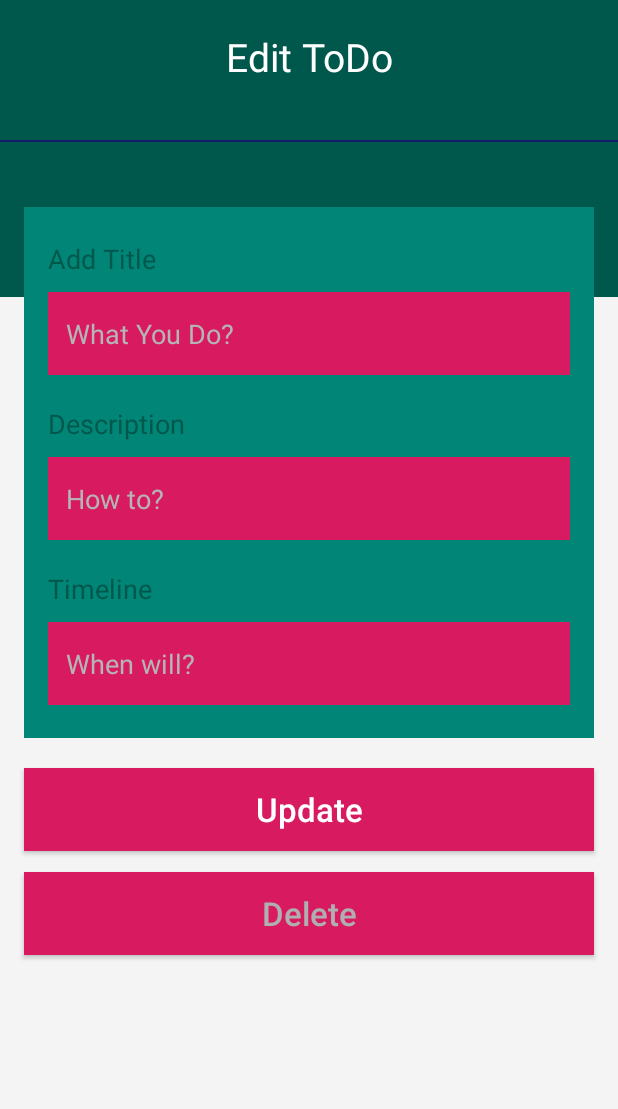
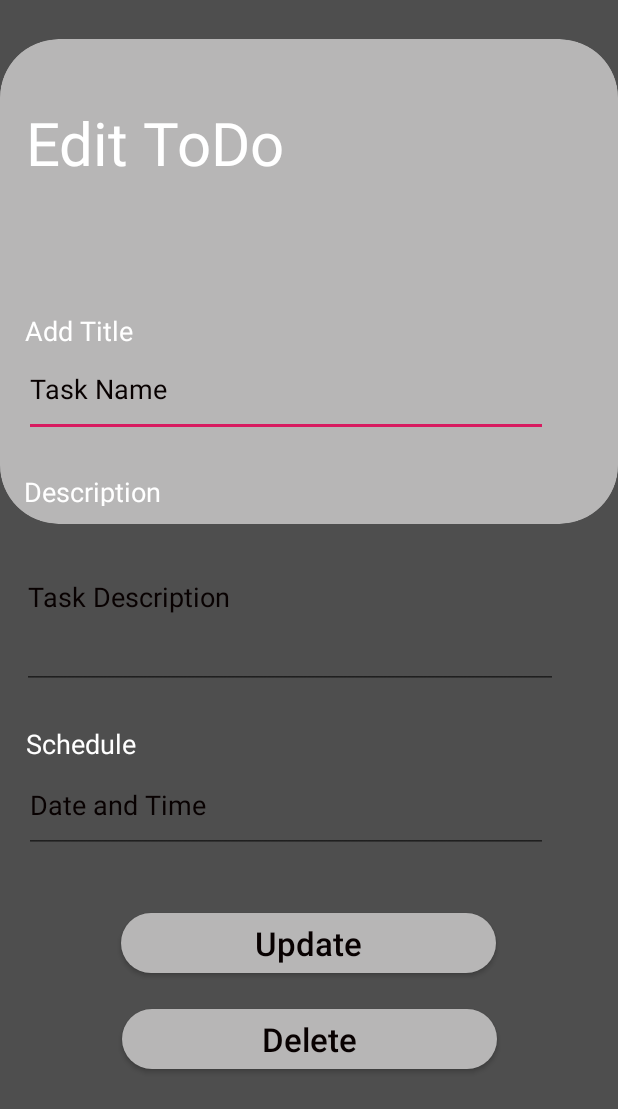
Before and after one commit to DevBahl/ToDoListDSC, an Android app: the EditToDo screen opened directly, with no data from a screen before it, on a phone screen of 412 x 824 dp. Shown: the top 1109 px of the screen. Run offline under Robolectric (Android 15) with nearby library versions, the phone set to English and light mode, and no system bars; our stand-ins replace Firebase (no records; nobody signed in at launch, a user with empty details on screens opened directly).

Commit message:
fourth commit

```diff
--- a/app/src/main/java/com/dbsrm/todolistdsc/EditToDo.kt
+++ b/app/src/main/java/com/dbsrm/todolistdsc/EditToDo.kt
@@ -28,9 +28,10 @@ class EditToDo : AppCompatActivity() {
         reference = FirebaseDatabase.getInstance().getReference().child("DoesApp")
             .child("Does" + keykeyDoes)
 
+
         btndelete!!.setOnClickListener {
                 reference!!.removeValue().addOnCompleteListener {
-                    if(!it.isSuccessful) return@addOnCompleteListener
+                    if(it.isSuccessful) return@addOnCompleteListener
 
                     else{
                         Toast.makeText(this,"Failed to delete",Toast.LENGTH_SHORT).show()
@@ -38,7 +39,7 @@ class EditToDo : AppCompatActivity() {
                 }
             }
 
-        btnupdate!!.setOnClickListener(object : View.OnClickListener {
+       /* btnupdate!!.setOnClickListener(object : View.OnClickListener {
             override fun onClick(v: View) {
                 reference!!.addValueEventListener(object : ValueEventListener {
                     override fun onDataChange(dataSnapshot: DataSnapshot) {
@@ -57,6 +58,10 @@ class EditToDo : AppCompatActivity() {
                     }
                 })
             }
-        })
+        })*/
+
+        btnupdate!!.setOnClickListener {
+            Toast.makeText(this,"Still Working on it",Toast.LENGTH_LONG).show()
+        }
     }
 }
--- a/app/src/main/java/com/dbsrm/todolistdsc/NewTask.kt
+++ b/app/src/main/java/com/dbsrm/todolistdsc/NewTask.kt
@@ -1,7 +1,6 @@
 package com.dbsrm.todolistdsc
 
 import android.content.Intent
-import android.graphics.Typeface
 import android.os.Bundle
 import android.view.View
 import android.widget.Button
@@ -36,12 +35,7 @@ class NewTask : AppCompatActivity() {
         descdoes = findViewById(R.id.descdoes)
         datedoes = findViewById(R.id.datedoes)
         btnSaveTask = findViewById(R.id.btnSaveTask)
-        btnCancel = findViewById(R.id.btnCancel)
 
-        btnCancel!!.setOnClickListener {
-            val intent = Intent(this,TodoHomeActivity::class.java)
-            startActivity(intent)
-        }
         val intent = getIntent()
         val name = intent.getStringExtra("username")
         btnSaveTask!!.setOnClickListener(object: View.OnClickListener {
--- a/app/src/main/res/layout/activity_edit_to_do.xml
+++ b/app/src/main/res/layout/activity_edit_to_do.xml
@@ -1,169 +1,150 @@
 <?xml version="1.0" encoding="utf-8"?>
-<LinearLayout
-    android:orientation="vertical"
-    xmlns:android="http://schemas.android.com/apk/res/android"
+<androidx.constraintlayout.widget.ConstraintLayout xmlns:android="http://schemas.android.com/apk/res/android"
     xmlns:app="http://schemas.android.com/apk/res-auto"
     xmlns:tools="http://schemas.android.com/tools"
     android:layout_width="match_parent"
     android:layout_height="match_parent"
-    android:background="#F4F4F4"
+    android:background="#4E4E4E"
     tools:context=".TodoHomeActivity">
 
 
-    <LinearLayout
-        android:orientation="vertical"
-        android:layout_width="match_parent"
-        android:background="@color/colorPrimaryDark"
-        android:layout_height="198dp">
+    <ImageView
+        android:id="@+id/imageViewss5"
+        android:layout_width="wrap_content"
+        android:layout_height="wrap_content"
+        android:layout_marginBottom="450dp"
+        app:layout_constraintBottom_toBottomOf="parent"
+        app:layout_constraintEnd_toEndOf="parent"
+        app:layout_constraintHorizontal_bias="0.0"
+        app:layout_constraintStart_toStartOf="parent"
+        app:layout_constraintTop_toTopOf="parent"
+        app:srcCompat="@drawable/back2" />
 
     <TextView
         android:id="@+id/titlepage"
-            android:layout_marginTop="20dp"
-            android:textSize="26sp"
-            android:textColor="#FFF"
+        android:layout_width="204dp"
+        android:layout_height="108dp"
+        android:layout_marginTop="68dp"
         android:text="Edit ToDo"
-            android:textAlignment="center"
-            android:layout_marginBottom="18dp"
-            android:layout_width="match_parent"
-            android:layout_height="wrap_content" />
-
-        <View
-            android:layout_marginTop="20dp"
-            android:layout_width="match_parent"
-            android:background="#131E69"
-            android:layout_height="1dp" />
-
-    </LinearLayout>
-
-    <LinearLayout
-        android:layout_marginLeft="16dp"
-        android:layout_marginRight="16dp"
-        android:layout_marginTop="-60dp"
-        android:layout_width="match_parent"
-        android:layout_height="wrap_content"
-        android:background="@color/colorPrimary"
-        android:orientation="vertical"
-        android:paddingBottom="22dp"
-        android:paddingTop="22dp">
-
-        <LinearLayout
-            android:layout_marginRight="16dp"
-            android:layout_marginLeft="16dp"
-            android:orientation="vertical"
-            android:layout_width="match_parent"
-            android:layout_height="wrap_content">
+        android:textColor="#ffffff"
+        android:textFontWeight="900"
+        android:textSize="40sp"
+        app:layout_constraintEnd_toEndOf="parent"
+        app:layout_constraintHorizontal_bias="0.082"
+        app:layout_constraintStart_toStartOf="parent"
+        app:layout_constraintTop_toTopOf="parent" />
 
     <TextView
         android:id="@+id/addtitle"
+        android:layout_width="80dp"
+        android:layout_height="20dp"
+        android:layout_marginTop="32dp"
+        android:text="Add Title"
+        android:textColor="#ffffff"
         android:textSize="18sp"
-                android:textColor="@color/colorPrimaryDark"
-                android:text="Add Title"
-                android:layout_marginBottom="10dp"
-                android:layout_width="match_parent"
-                android:layout_height="wrap_content" />
+        app:layout_constraintEnd_toEndOf="parent"
+        app:layout_constraintHorizontal_bias="0.051"
+        app:layout_constraintStart_toStartOf="parent"
+        app:layout_constraintTop_toBottomOf="@+id/titlepage" />
 
     <EditText
         android:id="@+id/titledoes"
+        android:layout_width="349dp"
+        android:layout_height="63dp"
+        android:hint="Task Name"
         android:inputType="text"
-                android:background="@color/colorAccent"
-                android:paddingLeft="12dp"
-                android:textColorHint="#B5B5B5"
-                android:textColor="@color/colorPrimaryDark"
-                android:hint="What You Do?"
-                android:layout_width="match_parent"
-                android:layout_height="55dp" />
-
-        </LinearLayout>
-
-        <LinearLayout
-            android:layout_marginTop="20dp"
-            android:layout_marginRight="16dp"
-            android:layout_marginLeft="16dp"
-            android:orientation="vertical"
-            android:layout_width="match_parent"
-            android:layout_height="wrap_content">
+        android:textColor="#080101"
+        android:textColorHint="#080101"
+        android:textFontWeight="800"
+        app:layout_constraintEnd_toEndOf="parent"
+        app:layout_constraintHorizontal_bias="0.258"
+        app:layout_constraintStart_toStartOf="parent"
+        app:layout_constraintTop_toBottomOf="@+id/addtitle" />
 
     <TextView
         android:id="@+id/adddesc"
+        android:layout_width="102dp"
+        android:layout_height="22dp"
+        android:layout_marginTop="24dp"
+        android:text="Description"
+        android:textColor="#ffffff"
         android:textSize="18sp"
-                android:textColor="@color/colorPrimaryDark"
-                android:text="Description"
-                android:layout_marginBottom="10dp"
-                android:layout_width="match_parent"
-                android:layout_height="wrap_content" />
+        app:layout_constraintEnd_toEndOf="parent"
+        app:layout_constraintHorizontal_bias="0.051"
+        app:layout_constraintStart_toStartOf="parent"
+        app:layout_constraintTop_toBottomOf="@+id/titledoes" />
 
     <EditText
         android:id="@+id/descdoes"
+        android:layout_width="357dp"
+        android:layout_height="122dp"
+        android:hint="Task Description"
         android:inputType="text"
-                android:background="@color/colorAccent"
-                android:paddingLeft="12dp"
-                android:textColorHint="#B5B5B5"
-                android:maxLength="25"
-                android:textColor="@color/colorPrimaryDark"
-                android:hint="How to?"
-                android:layout_width="match_parent"
-                android:layout_height="55dp" />
-
-        </LinearLayout>
-
-        <LinearLayout
-            android:layout_marginTop="20dp"
-            android:layout_marginRight="16dp"
-            android:layout_marginLeft="16dp"
-            android:orientation="vertical"
-            android:layout_width="match_parent"
-            android:layout_height="wrap_content">
+        android:maxLength="50"
+        android:textColor="#080101"
+        android:textFontWeight="800"
+        android:textColorHint="#080101"
+        app:layout_constraintEnd_toEndOf="parent"
+        app:layout_constraintHorizontal_bias="0.274"
+        app:layout_constraintStart_toStartOf="parent"
+        app:layout_constraintTop_toBottomOf="@+id/adddesc" />
 
     <TextView
         android:id="@+id/adddate"
+        android:layout_width="102dp"
+        android:layout_height="22dp"
+        android:layout_marginTop="24dp"
+        android:text="Schedule"
+        android:textColor="#ffffff"
         android:textSize="18sp"
-                android:textColor="@color/colorPrimaryDark"
-                android:text="Timeline"
-                android:layout_marginBottom="10dp"
-                android:layout_width="match_parent"
-                android:layout_height="wrap_content" />
+        app:layout_constraintEnd_toEndOf="parent"
+        app:layout_constraintHorizontal_bias="0.055"
+        app:layout_constraintStart_toStartOf="parent"
+        app:layout_constraintTop_toBottomOf="@+id/descdoes" />
 
     <EditText
         android:id="@+id/datedoes"
+        android:layout_width="349dp"
+        android:layout_height="63dp"
+        android:hint="Date and Time"
         android:inputType="text"
-                android:background="@color/colorAccent"
-                android:paddingLeft="12dp"
-                android:textColorHint="#B5B5B5"
-                android:textColor="@color/colorPrimaryDark"
-                android:hint="When will?"
-                android:layout_width="match_parent"
-                android:layout_height="55dp" />
-
-        </LinearLayout>
-
-
-    </LinearLayout>
+        android:textColor="#080101"
+        android:textColorHint="#080101"
+        android:textFontWeight="800"
+        app:layout_constraintEnd_toEndOf="parent"
+        app:layout_constraintHorizontal_bias="0.258"
+        app:layout_constraintStart_toStartOf="parent"
+        app:layout_constraintTop_toBottomOf="@+id/adddate" />
 
     <Button
         android:id="@+id/btnupdate"
-        android:layout_marginRight="16dp"
-        android:layout_marginLeft="16dp"
-        android:layout_marginTop="20dp"
+        android:layout_width="250dp"
+        android:layout_height="40dp"
+        android:layout_marginTop="40dp"
+        android:background="@drawable/createbtnback"
         android:text="Update"
-        android:textColor="#FFF"
         android:textAllCaps="false"
-        android:background="@color/colorAccent"
+        android:textColor="#080101"
+        android:textFontWeight="800"
         android:textSize="22sp"
-        android:layout_width="match_parent"
-        android:layout_height="55dp" />
+        app:layout_constraintEnd_toEndOf="parent"
+        app:layout_constraintHorizontal_bias="0.496"
+        app:layout_constraintStart_toStartOf="parent"
+        app:layout_constraintTop_toBottomOf="@+id/datedoes" />
 
     <Button
         android:id="@+id/btndelete"
-        android:layout_marginRight="16dp"
-        android:layout_marginLeft="16dp"
-        android:layout_marginTop="14dp"
+        android:layout_width="250dp"
+        android:layout_height="40dp"
+        android:layout_marginTop="24dp"
+        android:background="@drawable/createbtnback"
         android:text="Delete"
-        android:textColor="#AFAFAF"
         android:textAllCaps="false"
-        android:background="@color/colorAccent"
+        android:textColor="#080101"
         android:textSize="22sp"
-        android:layout_width="match_parent"
-        android:layout_height="55dp" />
+        app:layout_constraintEnd_toEndOf="parent"
+        app:layout_constraintStart_toStartOf="parent"
+        app:layout_constraintTop_toBottomOf="@+id/btnupdate" />
 
 
-</LinearLayout>
+</androidx.constraintlayout.widget.ConstraintLayout>
--- a/app/src/main/res/layout/activity_login.xml
+++ b/app/src/main/res/layout/activity_login.xml
@@ -118,4 +118,5 @@
         app:srcCompat="@drawable/dsctodo" />
 
 
+
 </androidx.constraintlayout.widget.ConstraintLayout>
--- a/app/src/main/res/layout/item_do2.xml
+++ b/app/src/main/res/layout/item_do2.xml
@@ -3,9 +3,10 @@
     xmlns:android="http://schemas.android.com/apk/res/android"
     xmlns:app="http://schemas.android.com/apk/res-auto"
     xmlns:tools="http://schemas.android.com/tools"
-    android:layout_width="match_parent"
-    android:layout_height="match_parent"
-    android:background="@drawable/cardviewback">
+    android:layout_width="wrap_content"
+    android:layout_height="wrap_content"
+    android:paddingBottom="30dp"
+    >
 
     <androidx.cardview.widget.CardView
         android:id="@+id/cardView2"
@@ -16,7 +17,11 @@
         app:layout_constraintHorizontal_bias="0.495"
         app:layout_constraintStart_toStartOf="parent"
         app:layout_constraintTop_toTopOf="parent"
-        app:layout_constraintVertical_bias="0.187">
+        app:layout_constraintVertical_bias="0.187"
+        app:cardElevation="5dp"
+        app:cardBackgroundColor="#707070"
+        app:cardCornerRadius="25dp"
+        >
 
         <TextView
             android:id="@+id/titledoes"
@@ -24,6 +29,7 @@
             android:layout_height="wrap_content"
             android:layout_marginTop="20dp"
             android:text="Code For DSC"
+            android:paddingLeft="10dp"
             android:textColor="#000C5D"
             android:textSize="22sp" />
 
@@ -32,6 +38,7 @@
             android:layout_width="279dp"
             android:layout_height="47dp"
             android:layout_marginTop="60dp"
+            android:paddingLeft="10dp"
             android:text="Almost Done coding "
             android:textColor="#ADADAD"
             android:textSize="16sp" />
@@ -43,6 +50,7 @@
             android:layout_marginTop="120dp"
             android:gravity="right"
             android:text="Today"
+            android:paddingLeft="10dp"
             android:textColor="#F63EA5"
             android:textSize="16sp" />
 
--- a/app/src/main/res/layout/new_task.xml
+++ b/app/src/main/res/layout/new_task.xml
@@ -24,26 +24,13 @@
         android:id="@+id/titlepage"
         android:layout_width="204dp"
         android:layout_height="108dp"
-        android:layout_marginTop="16dp"
+        android:layout_marginTop="64dp"
         android:text="Create   New ToDo"
+        android:textColor="#ffffff"
         android:textFontWeight="900"
-        android:textColor="#ffffff"
         android:textSize="40sp"
         app:layout_constraintEnd_toEndOf="parent"
-        app:layout_constraintHorizontal_bias="0.077"
-        app:layout_constraintStart_toStartOf="parent"
-        app:layout_constraintTop_toBottomOf="@+id/btnCancel" />
-
-    <Button
-        android:id="@+id/btnCancel"
-        android:layout_width="75dp"
-        android:layout_height="55dp"
-        android:background="@drawable/ic_arrow_back_black_24dp"
-        android:textAllCaps="false"
-        android:textColor="#AFAFAF"
-        android:textSize="22sp"
-        app:layout_constraintEnd_toEndOf="parent"
-        app:layout_constraintHorizontal_bias="0.047"
+        app:layout_constraintHorizontal_bias="0.082"
         app:layout_constraintStart_toStartOf="parent"
         app:layout_constraintTop_toTopOf="parent" />
 
```
Also changed, not shown: app/src/main/AndroidManifest.xml (+10 -9 lines), app/src/main/assets/waveloading.json (added, +1 -0 lines), app/src/main/res/drawable/dscicon.png (added), app/src/main/res/drawable/greenicon.png (added), app/src/main/res/drawable/lighticons.png (added), app/src/main/res/drawable/redicon.png (added), app/src/main/res/drawable/splashimage.png (added), app/src/main/res/drawable/yellowicon.png (added). Lines whose indentation alone changed are shown as unchanged.
